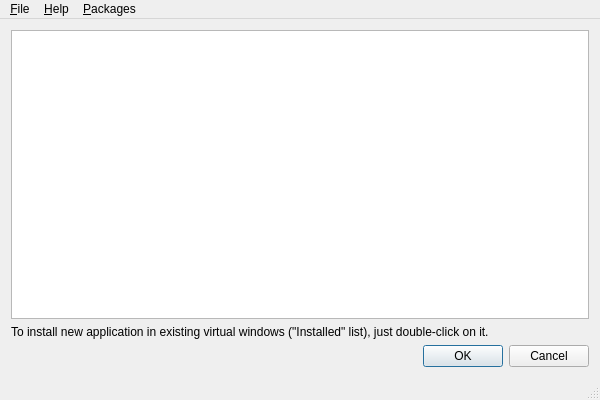
Old version of the form src/mainwindow.ui in the repository pashazz/winegame.
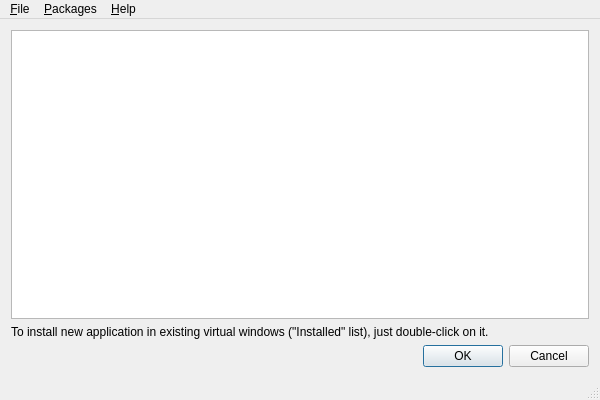
New version of the form. Icons and pictures are not drawn.

Diff of the .ui file:
```diff
--- a/src/mainwindow.ui
+++ b/src/mainwindow.ui
@@ -91,8 +91,8 @@
     <addaction name="actUpdate"/>
    </widget>
    <addaction name="menu_File"/>
-   <addaction name="menu_Help"/>
    <addaction name="menu_Packages"/>
+   <addaction name="menu_Help"/>
   </widget>
   <action name="action_Settings">
    <property name="text">
```
